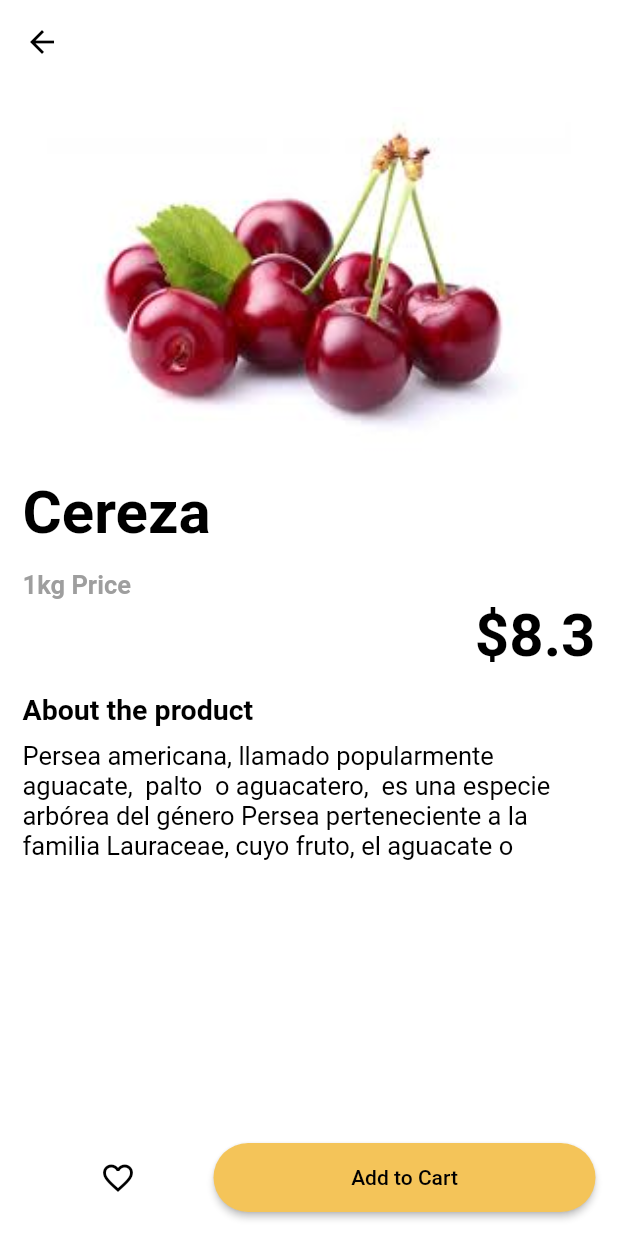
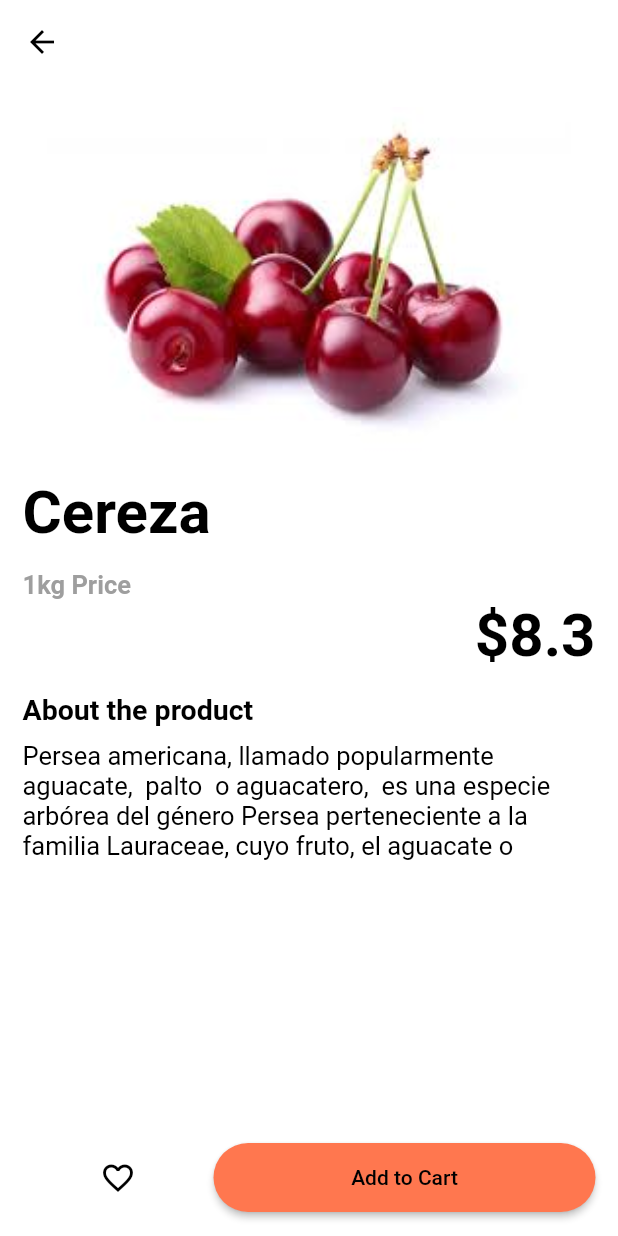
Before and after one commit to Djihanegh/Grocery-Flutter-UI, a Flutter app: the screen it shows after launch, after a tap on "Cereza", on a phone screen of 412 x 824 dp. Run offline on Flutter 3.47's test engine with Material 2 defaults, Android fonts, the phone set to English and light mode, and no system bars; our stand-ins replace bloc, flutter_bloc, freezed_annotation.

Commit message:
code refactoring

```diff
--- a/lib/bloc/grocery_event.dart
+++ b/lib/bloc/grocery_event.dart
@@ -2,6 +2,6 @@ part of 'grocery_bloc.dart';
 
 @freezed
 class GroceryEvent with _$GroceryEvent {
-  const factory GroceryEvent.loginUser() = LoginUser;
+  const factory GroceryEvent.addToCart() = AddToCart;
 
 }
--- a/lib/main.dart
+++ b/lib/main.dart
@@ -83,7 +83,6 @@ class _MyHomePageState extends State<MyHomePage> {
                           ),
                         ],
                       )))),
-
           Container(
               padding: const EdgeInsets.only(top: 20),
               height: bottomNavBarHeight,
@@ -156,7 +155,6 @@ class _MyHomePageState extends State<MyHomePage> {
                   ),
                 ],
               )),
-          // Container(height: 100, color: Colors.black, child: Text("")),
         ]));
   }
 }
--- a/lib/screens/grocery_store_details.dart
+++ b/lib/screens/grocery_store_details.dart
@@ -1,5 +1,6 @@
 import 'package:flutter/material.dart';
 import 'package:grocey_store_flutter/models/grocery_product.dart';
+import 'package:grocey_store_flutter/utils/utils.dart';
 
 class GroceryStoreDetails extends StatefulWidget {
   const GroceryStoreDetails(
@@ -122,7 +123,7 @@ class _GroceryStoreDetailsState extends State<GroceryStoreDetails> {
                     shape: RoundedRectangleBorder(
                       borderRadius: BorderRadius.circular(30),
                     ),
-                    color: Color(0xFFF4C459),
+                    color: orange,
                     child: Padding(
                       padding: const EdgeInsets.symmetric(vertical: 15.0),
                       child: Text(
--- a/lib/screens/grocery_store_list.dart
+++ b/lib/screens/grocery_store_list.dart
@@ -12,8 +12,6 @@ class GroceryStoreList extends StatelessWidget {
 
   @override
   Widget build(BuildContext context) {
-    // final bloc = GroceryProvider.of(context).bloc;
-
     return Container(
         color: Colors.white,
         padding: const EdgeInsets.only(top: 10, left: 10, right: 10),
@@ -42,25 +40,19 @@ class GroceryStoreList extends StatelessWidget {
                               return FadeTransition(
                                 opacity: animation,
                                 child: GroceryStoreDetails(
-                                      product: product,
-                                      onProductAdded: () {
-                                        // bloc.addProduct(product);
-                                      }),
+                                    product: product, onProductAdded: () {}),
                               );
                             },
                           ),
                         );
                       },
-                        child:
-
-
-                          Card(
+                      child: Card(
                         shape: RoundedRectangleBorder(
                           borderRadius: BorderRadius.circular(20.0),
                         ),
                         elevation: 8,
                         shadowColor: Colors.black45,
-                            color:  Colors.white,
+                        color: Colors.white,
                         child: Padding(
                           padding: const EdgeInsets.all(15.0),
                           child: Column(
@@ -119,14 +111,10 @@ class GroceryStoreList extends StatelessWidget {
                                   ),
                                 ],
                               ),
-
                             ],
                           ),
                         ),
                       ),
-
-
-
                     );
                   },
                 );
--- a/lib/widgets/search_bar_widget.dart
+++ b/lib/widgets/search_bar_widget.dart
@@ -51,7 +51,6 @@ class _SearchBarWidgetState extends State<SearchBarWidget> {
                   fontFamily: 'Montserrat'),
               hintText: 'Restaurants,foods,drinks',
               prefixIcon: Icon(Icons.search, color: Colors.grey[800]),
-              // suffixIcon: Icon(Icons.filter_list),
               contentPadding: EdgeInsets.all(10),
             ),
           ),
```
Also changed, not shown: lib/bloc/grocery_state.dart (+2 -6 lines), lib/utils/utils.dart (+5 -4 lines), lib/widgets/custom_app_bar.dart (+10 -7 lines), lib/bloc/grocery_bloc.freezed.dart. Lines whose indentation alone changed are shown as unchanged.
